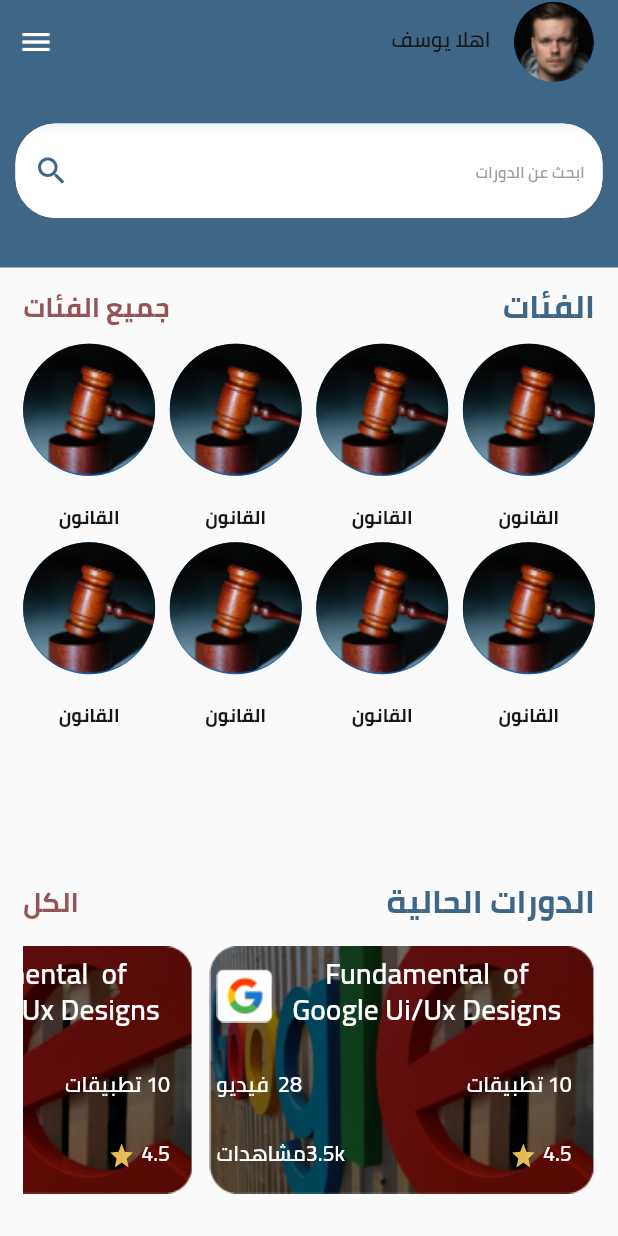
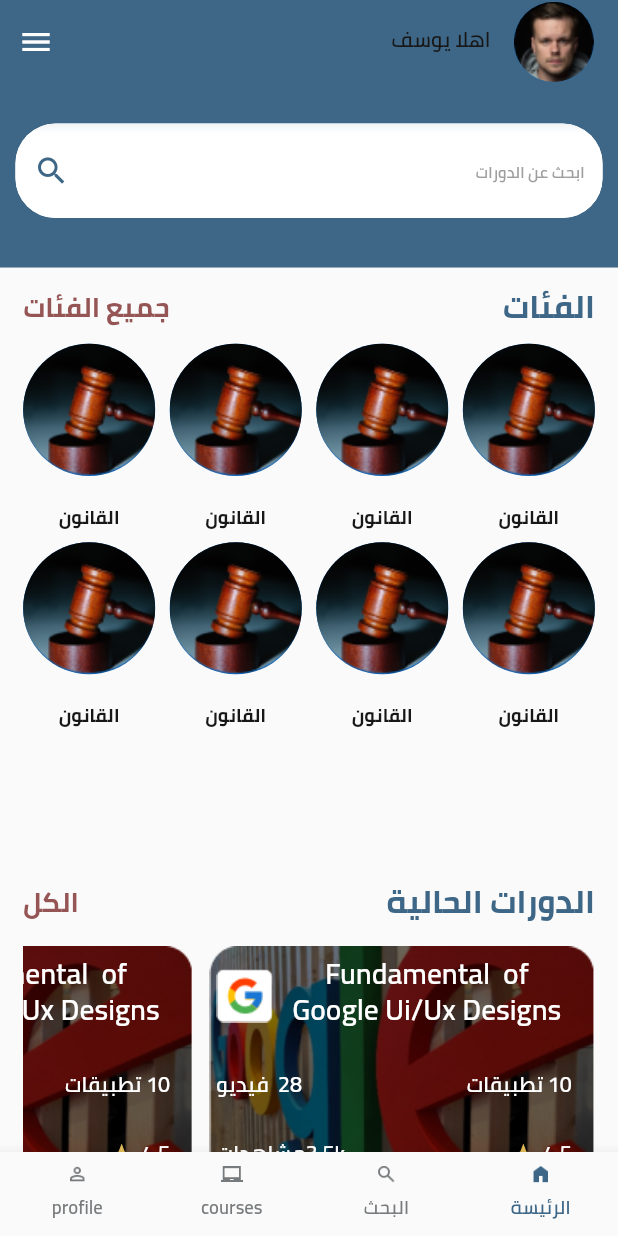
Before and after one commit to ahmedhany20200050/deraya, a Flutter app: the screen it shows after launch, on a phone screen of 412 x 824 dp. Run offline on Flutter 3.47's test engine with Material 2 defaults, Android fonts, the phone set to English and light mode, and no system bars; our stand-ins replace animate_do, bloc, easy_localization, flutter_bloc, flutter_screenutil, flutter_svg and 2 more; accounts and stored records are empty.

Commit message:
home Layout

```diff
--- a/lib/core/constant/colors.dart
+++ b/lib/core/constant/colors.dart
@@ -6,4 +6,5 @@ abstract class ColorsManger{
   static const Color blackColor = Color(0xff171717);
   static const Color brownColor = Color(0xff965555);
   static const Color containerColor = Color(0xffF4D4BD);
+  static const Color grayColor = Color(0xff787B7D);
 }
--- a/lib/main.dart
+++ b/lib/main.dart
@@ -2,6 +2,7 @@
 
 import 'package:deraya_application/bloc_observer.dart';
 import 'package:deraya_application/core/constant/colors.dart';
+import 'package:deraya_application/presentation/layout/home_layout.dart';
 import 'package:deraya_application/presentation/screens/home/home_screen.dart';
 import 'package:deraya_application/presentation/screens/login/login_screen.dart';
 import 'package:easy_localization/easy_localization.dart';
@@ -85,7 +86,7 @@ class MyApp extends StatelessWidget {
               primaryColor: ColorsManger.primary,
 
             ),
-            home: HomeScreen(),
+            home: HomeLayout(),
 
           );
         });
--- a/lib/presentation/layout/cubit/home_cubit.dart
+++ b/lib/presentation/layout/cubit/home_cubit.dart
@@ -1,8 +1,113 @@
 import 'package:bloc/bloc.dart';
+import 'package:deraya_application/presentation/screens/courses/courses_screen.dart';
+import 'package:deraya_application/presentation/screens/home/home_screen.dart';
+import 'package:deraya_application/presentation/screens/profile/profile_screem.dart';
+import 'package:deraya_application/presentation/screens/search/search_screen.dart';
+import 'package:easy_localization/easy_localization.dart';
+import 'package:flutter/material.dart';
+import 'package:flutter_screenutil/flutter_screenutil.dart';
 import 'package:meta/meta.dart';
 
 part 'home_state.dart';
 
-class HomeCubit extends Cubit<HomeState> {
-  HomeCubit() : super(HomeInitial());
+class HomeLayoutCubit extends Cubit<HomeLayoutStates> {
+  HomeLayoutCubit() : super(HomeInitial());
+
+  int currentState = 0;
+
+  List<Widget> listScreens =
+  [
+    HomeScreen(),
+    SearchScreen(),
+    CoursesScreen(),
+    ProfileScreen()
+
+
+  ];
+
+  void changeCurrentIndex(int index) {
+    currentState = index;
+    emit(HomeChangeNavigationBarState());
+  }
+
+  List<BottomNavigationBarItem> navigationBarItems =
+  [
+    BottomNavigationBarItem(
+      icon: Padding(
+        padding: EdgeInsets.only(bottom: 4.h),
+        child: Image.asset(
+          "assets/images/home_inactive (2).png",
+          width: 15.w,
+          height: 15.w,
+        ),
+      ),
+      activeIcon: Padding(
+        padding: EdgeInsets.only(bottom: 4.h),
+        child: Image.asset(
+          "assets/images/Home_active (2).png",
+          width: 15.w,
+          height: 15.w,
+        ),
+      ),
+      label: 'الرئيسة',
+    ),
+    BottomNavigationBarItem(
+      icon: Padding(
+        padding: EdgeInsets.only(bottom: 4.h),
+        child: Image.asset(
+          "assets/images/search_inactive.png",
+          width: 15.w,
+          height: 15.w,
+        ),
+      ),
+      activeIcon: Padding(
+        padding: EdgeInsets.only(bottom: 4.h),
+        child: Image.asset(
+          "assets/images/search_active.png",
+          width: 15.w,
+          height: 15.w,
+        ),
+      ),
+      label: 'البحث',
+    ),
+    BottomNavigationBarItem(
+      icon: Padding(
+        padding: EdgeInsets.only(bottom: 4.h),
+        child: Image.asset(
+          "assets/images/course_inactive.png",
+          width: 15.w,
+          height: 15.w,
+        ),
+      ),
+      activeIcon: Padding(
+        padding: EdgeInsets.only(bottom: 4.h),
+        child: Image.asset(
+          "assets/images/course_inactive.png",
+          width: 15.w,
+          height: 15.w,
+        ),
+      ),
+      label: 'courses'.tr(),
+    ),
+    BottomNavigationBarItem(
+      icon: Padding(
+        padding: EdgeInsets.only(bottom: 4.h),
+        child: Image.asset(
+          "assets/images/profile_inactive.png",
+          width: 15.w,
+          height: 15.w,
+        ),
+      ),
+      activeIcon: Padding(
+        padding: EdgeInsets.only(bottom: 4.h),
+        child: Image.asset(
+          "assets/images/profile_inactive.png",
+          width: 15.w,
+          height: 15.w,
+        ),
+      ),
+      label: 'profile'.tr(),
+    ),
+
+  ];
 }
--- a/lib/presentation/layout/cubit/home_state.dart
+++ b/lib/presentation/layout/cubit/home_state.dart
@@ -1,6 +1,7 @@
 part of 'home_cubit.dart';
 
 @immutable
-abstract class HomeState {}
+abstract class HomeLayoutStates {}
 
-class HomeInitial extends HomeState {}
+class HomeInitial extends HomeLayoutStates {}
+class HomeChangeNavigationBarState extends HomeLayoutStates {}
--- a/lib/presentation/layout/home_layout.dart
+++ b/lib/presentation/layout/home_layout.dart
@@ -0,0 +1,59 @@
+import 'package:deraya_application/core/constant/colors.dart';
+import 'package:deraya_application/presentation/layout/cubit/home_cubit.dart';
+import 'package:flutter/material.dart';
+import 'package:flutter_bloc/flutter_bloc.dart';
+import 'package:flutter_screenutil/flutter_screenutil.dart';
+
+class HomeLayout extends StatelessWidget {
+  const HomeLayout({Key? key}) : super(key: key);
+
+  @override
+  Widget build(BuildContext context) {
+    return BlocProvider(
+      create: (context) => HomeLayoutCubit(),
+      child: BlocConsumer<HomeLayoutCubit, HomeLayoutStates>(
+        listener: (context, state) {
+          // TODO: implement listener
+        },
+        builder: (context, state) {
+          HomeLayoutCubit homeCubit = BlocProvider.of(context);
+          return buildHomeView(homeCubit);
+        },
+      ),
+    );
+  }
+
+  Widget buildHomeView(HomeLayoutCubit homeCubit)=> Scaffold(
+
+    body: SafeArea(
+      child: homeCubit.listScreens[homeCubit.currentState],
+    ),
+    bottomNavigationBar: BottomNavigationBar(
+      items: homeCubit.navigationBarItems,
+      currentIndex:homeCubit.currentState ,
+      onTap: (index)
+      {
+        homeCubit.changeCurrentIndex(index);
+      },
+      selectedItemColor: ColorsManger.primary,
+      unselectedItemColor: ColorsManger.grayColor,
+      type: BottomNavigationBarType.fixed,
+
+      selectedFontSize: 14.sp,
+      selectedLabelStyle: TextStyle(
+          fontFamily: "cairo",
+          fontSize: 14.sp,
+          fontWeight: FontWeight.w600,
+          color: ColorsManger.primary
+      ),
+      unselectedLabelStyle: TextStyle(
+          fontFamily: "cairo",
+          fontWeight: FontWeight.w600,
+          fontSize: 14.sp
+      ),
+      unselectedFontSize: 14.sp,
+
+    ),
+
+  );
+}
--- /dev/null
+++ b/lib/presentation/screens/courses/courses_screen.dart
@@ -0,0 +1,23 @@
+import 'package:deraya_application/presentation/components/text_widget.dart';
+import 'package:flutter/material.dart';
+
+class CoursesScreen extends StatelessWidget {
+  const CoursesScreen({Key? key}) : super(key: key);
+
+  @override
+  Widget build(BuildContext context) {
+    return Scaffold(
+
+        body:Center(
+          child: Column(
+            children: [
+              TextWidget(
+                  title:  "CoursesScreen"
+              )
+            ],
+          ),
+        )
+
+    );
+  }
+}
--- /dev/null
+++ b/lib/presentation/screens/profile/profile_screem.dart
@@ -0,0 +1,23 @@
+import 'package:deraya_application/presentation/components/text_widget.dart';
+import 'package:flutter/material.dart';
+
+class ProfileScreen extends StatelessWidget {
+  const ProfileScreen({Key? key}) : super(key: key);
+
+  @override
+  Widget build(BuildContext context) {
+    return Scaffold(
+
+        body:Center(
+          child: Column(
+            children: [
+              TextWidget(
+                  title:  "ProfileScreen"
+              )
+            ],
+          ),
+        )
+
+    );
+  }
+}
--- /dev/null
+++ b/lib/presentation/screens/search/search_screen.dart
@@ -0,0 +1,23 @@
+import 'package:deraya_application/presentation/components/text_widget.dart';
+import 'package:flutter/material.dart';
+
+class SearchScreen extends StatelessWidget {
+  const SearchScreen({Key? key}) : super(key: key);
+
+  @override
+  Widget build(BuildContext context) {
+    return Scaffold(
+
+    body:Center(
+      child: Column(
+       children: [
+         TextWidget(
+          title:  "SearchScreen"
+         )
+       ],
+      ),
+    )
+
+    );
+  }
+}
```
Also changed, not shown: assets/images/Home_active (2).png (added), assets/images/course_inactive.png (added), assets/images/home_inactive (2).png (added), assets/images/profile_inactive.png (added), assets/images/search_active.png (added), assets/images/search_inactive.png (added).
